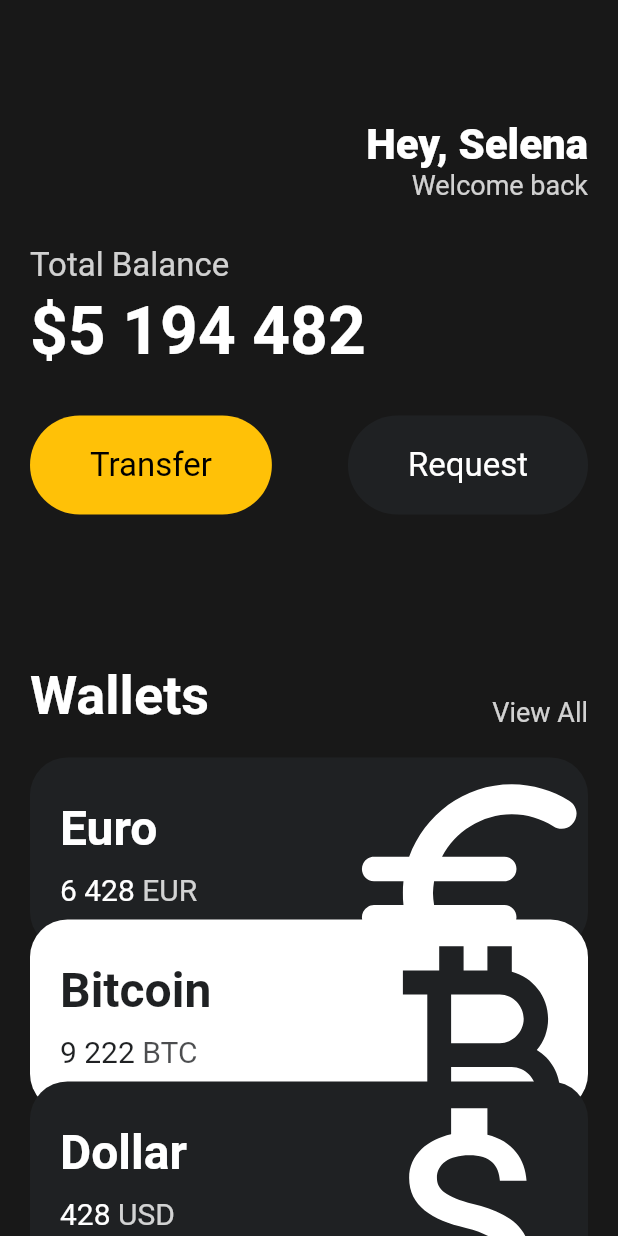
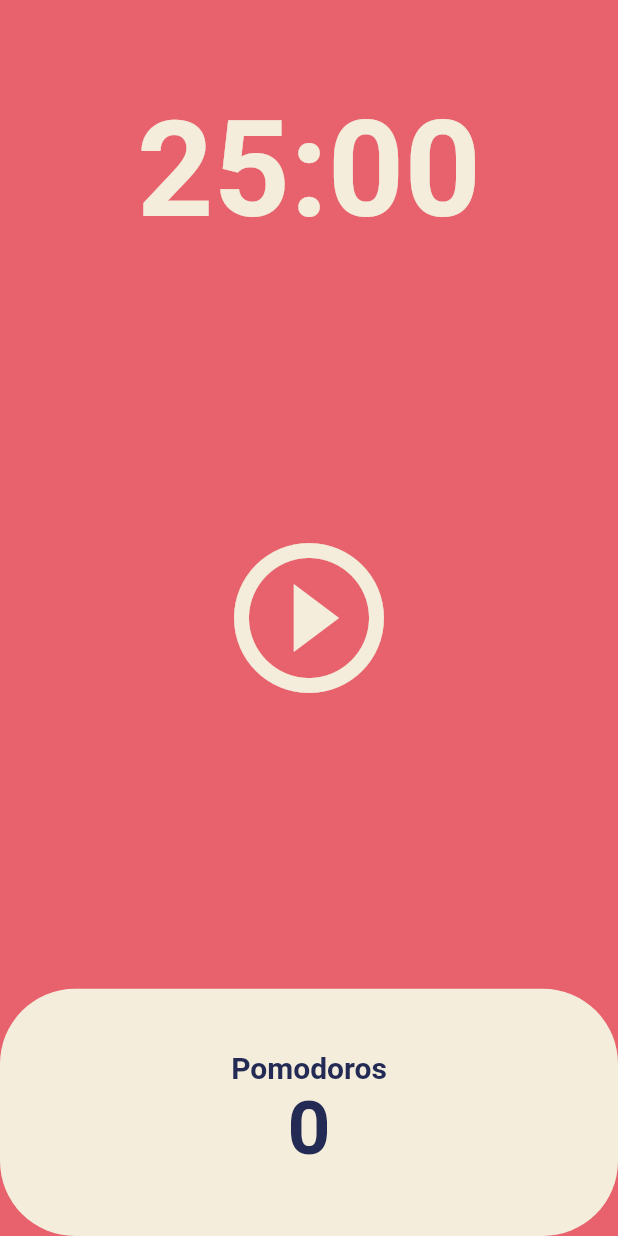
Before and after one commit to yblee1223/toonflix, a Flutter app: the screen it shows after launch, on a phone screen of 412 x 824 dp. Run offline on Flutter 3.47's test engine with Material 2 defaults, Android fonts, the phone set to English and light mode, and no system bars.

Commit message:
pomodoros

```diff
--- a/lib/main.dart
+++ b/lib/main.dart
@@ -1,145 +1,26 @@
 import 'package:flutter/material.dart';
-import 'package:toonflix/widgets/button.dart';
-import 'package:toonflix/widgets/currency_card.dart';
+import 'package:toonflix/screens/home_screen.dart';
 
-const taxtAmout = 15;
-const priceAmount = 30;
+void main() => runApp(const APP());
 
-var finalPrice = taxtAmout + priceAmount;
-
-void main() {
-  runApp(const App());
-}
-
-class App extends StatelessWidget {
-  const App({super.key});
+class APP extends StatelessWidget {
+  const APP({super.key});
 
   @override
   Widget build(BuildContext context) {
     return MaterialApp(
-      home: Scaffold(
-        backgroundColor: const Color(0xFF181818),
-        body: SingleChildScrollView(
-          child: Padding(
-            padding: const EdgeInsets.symmetric(horizontal: 20),
-            child: Column(
-              crossAxisAlignment: CrossAxisAlignment.start,
-              children: [
-                const SizedBox(
-                  height: 80,
-                ),
-                Row(
-                  mainAxisAlignment: MainAxisAlignment.end,
-                  children: [
-                    Column(
-                      crossAxisAlignment: CrossAxisAlignment.end,
-                      children: [
-                        const Text("Hey, Selena",
-                            style: TextStyle(
-                                color: Colors.white,
-                                fontSize: 28,
-                                fontWeight: FontWeight.w800)),
-                        Text("Welcome back",
-                            style: TextStyle(
-                                color: Colors.white.withOpacity(0.8),
-                                fontSize: 18))
-                      ],
-                    )
-                  ],
-                ),
-                const SizedBox(
-                  height: 30,
-                ),
-                Text(
-                  'Total Balance',
-                  style: TextStyle(
-                      fontSize: 22, color: Colors.white.withOpacity(0.8)),
-                ),
-                const SizedBox(
-                  height: 5,
-                ),
-                Text(
-                  '\$5 194 482',
-                  style: TextStyle(
-                    fontWeight: FontWeight.w600,
-                    fontSize: 44,
-                    color: Colors.white.withOpacity(1),
-                  ),
-                ),
-                const SizedBox(
-                  height: 30,
-                ),
-                Row(
-                  mainAxisAlignment: MainAxisAlignment.spaceBetween,
-                  children: const [
-                    Button(
-                      text: 'Transfer',
-                      bgColor: Colors.amber,
-                      textColor: Colors.black,
-                    ),
-                    Button(
-                      text: "Request",
-                      bgColor: Color(0xFF1F2123),
-                      textColor: Colors.white,
-                    ),
-                  ],
-                ),
-                const SizedBox(
-                  height: 100,
-                ),
-                Row(
-                  crossAxisAlignment: CrossAxisAlignment.end,
-                  mainAxisAlignment: MainAxisAlignment.spaceBetween,
-                  children: [
-                    const Text(
-                      'Wallets',
-                      style: TextStyle(
-                        color: Colors.white,
-                        fontSize: 36,
-                        fontWeight: FontWeight.w600,
-                      ),
-                    ),
-                    Text(
-                      'View All',
-                      style: TextStyle(
-                        color: Colors.white.withOpacity(0.8),
-                        fontSize: 18,
-                      ),
-                    ),
-                  ],
-                ),
-                const SizedBox(
-                  height: 20,
-                ),
-                const CurrencyCard(
-                  name: 'Euro',
-                  code: 'EUR',
-                  amount: '6 428',
-                  icon: Icons.euro_rounded,
-                  isInverted: false,
-                  order: 0,
-                ),
-                const CurrencyCard(
-                  name: 'Bitcoin',
-                  code: 'BTC',
-                  amount: '9 222',
-                  icon: Icons.currency_bitcoin,
-                  isInverted: true,
-                  order: 2,
-                ),
-                const CurrencyCard(
-                  name: 'Dollar',
-                  code: 'USD',
-                  amount: '428',
-                  icon: Icons.attach_money_outlined,
-                  isInverted: false,
-                  order: 4,
-                ),
-              ],
-            ),
+      theme: ThemeData(
+        colorScheme: ColorScheme.fromSwatch(
+          backgroundColor: const Color(0xFFE7626C),
+        ),
+        textTheme: const TextTheme(
+          displayLarge: TextStyle(
+            color: Color(0xFF232B55),
           ),
         ),
+        cardColor: const Color(0xFFF4EDDB),
       ),
+      home: const HomeScreen(),
     );
   }
 }
--- /dev/null
+++ b/lib/screens/home_screen.dart
@@ -0,0 +1,135 @@
+import 'package:flutter/material.dart';
+import 'dart:async';
+
+class HomeScreen extends StatefulWidget {
+  const HomeScreen({super.key});
+
+  @override
+  State<HomeScreen> createState() => _HomeScreenState();
+}
+
+class _HomeScreenState extends State<HomeScreen> {
+  static const twentyFiveMinutes = 1500;
+  int totalSeconds = twentyFiveMinutes;
+  bool isRunning = false;
+  int totalPomodros = 0;
+
+  late Timer timer;
+
+  void onTick(Timer timer) {
+    if (totalSeconds == 0) {
+      setState(() {
+        totalPomodros = totalPomodros + 1;
+        isRunning = false;
+        totalSeconds = twentyFiveMinutes;
+      });
+      timer.cancel();
+    } else {
+      setState(() {
+        totalSeconds = totalSeconds - 1;
+      });
+    }
+
+    setState(() {
+      isRunning = true;
+    });
+  }
+
+  void onStartPressed() {
+    timer = Timer.periodic(
+      const Duration(seconds: 1),
+      onTick,
+    );
+  }
+
+  void onPausePressed() {
+    timer.cancel();
+    setState(() {
+      isRunning = false;
+    });
+  }
+
+  String format(int seconds) {
+    var duration = Duration(seconds: seconds);
+    print(duration.toString());
+    print(duration.toString().split('.'));
+    print(duration.toString().split('.').first);
+    return duration.toString().split(".").first.substring(2, 7);
+  }
+
+  @override
+  Widget build(BuildContext context) {
+    return Scaffold(
+      backgroundColor: Theme.of(context).colorScheme.background,
+      body: Column(
+        children: [
+          Flexible(
+            flex: 1,
+            child: Container(
+              alignment: Alignment.bottomCenter,
+              child: Text(
+                format(totalSeconds),
+                style: TextStyle(
+                  color: Theme.of(context).cardColor,
+                  fontSize: 89,
+                  fontWeight: FontWeight.w600,
+                ),
+              ),
+            ),
+          ),
+          Flexible(
+            flex: 3,
+            child: Center(
+              child: IconButton(
+                iconSize: 120,
+                color: Theme.of(context).cardColor,
+                onPressed: isRunning ? onPausePressed : onStartPressed,
+                icon: Icon(isRunning
+                    ? Icons.pause_circle_outline
+                    : Icons.play_circle_outline),
+              ),
+            ),
+          ),
+          Flexible(
+            flex: 1,
+            child: Row(
+              children: [
+                Expanded(
+                  child: Container(
+                    decoration: BoxDecoration(
+                      color: Theme.of(context).cardColor,
+                      borderRadius: BorderRadius.circular(50),
+                    ),
+                    child: Column(
+                      mainAxisAlignment: MainAxisAlignment.center,
+                      children: [
+                        Text(
+                          'Pomodoros',
+                          style: TextStyle(
+                            fontSize: 20,
+                            color:
+                                Theme.of(context).textTheme.displayLarge!.color,
+                            fontWeight: FontWeight.w600,
+                          ),
+                        ),
+                        Text(
+                          '$totalPomodros',
+                          style: TextStyle(
+                            fontSize: 50,
+                            color:
+                                Theme.of(context).textTheme.displayLarge!.color,
+                            fontWeight: FontWeight.w600,
+                          ),
+                        ),
+                      ],
+                    ),
+                  ),
+                ),
+              ],
+            ),
+          ),
+        ],
+      ),
+    );
+  }
+}
--- a/lib/widgets/button.dart
+++ /dev/null
@@ -1,32 +0,0 @@
-import 'package:flutter/material.dart';
-
-class Button extends StatelessWidget {
-  final String text;
-  final Color bgColor;
-  final Color textColor;
-
-  const Button({
-    super.key,
-    required this.text,
-    required this.bgColor,
-    required this.textColor,
-  });
-
-  @override
-  Widget build(BuildContext context) {
-    return Container(
-      decoration: BoxDecoration(
-        color: bgColor,
-        borderRadius: BorderRadius.circular(45),
-      ),
-      child: Padding(
-        padding: const EdgeInsets.symmetric(vertical: 20, horizontal: 40),
-        child: Text(text,
-            style: TextStyle(
-              color: textColor,
-              fontSize: 22,
-            )),
-      ),
-    );
-  }
-}
--- a/lib/widgets/currency_card.dart
+++ /dev/null
@@ -1,91 +0,0 @@
-import 'package:flutter/material.dart';
-
-class CurrencyCard extends StatelessWidget {
-  final String name, code, amount;
-  final IconData icon;
-  final bool isInverted;
-  final _blackColor = const Color(0xFF1F2123);
-  final double order;
-
-  const CurrencyCard({
-    super.key,
-    required this.name,
-    required this.code,
-    required this.amount,
-    required this.icon,
-    required this.isInverted,
-    required this.order,
-  });
-
-  @override
-  Widget build(BuildContext context) {
-    return Transform.translate(
-      offset: Offset(0, -10 * order),
-      child: Container(
-        clipBehavior: Clip.hardEdge,
-        decoration: BoxDecoration(
-          color: isInverted ? Colors.white : _blackColor,
-          borderRadius: BorderRadius.circular(25),
-        ),
-        child: Padding(
-          padding: const EdgeInsets.all(20),
-          child: Row(
-            mainAxisAlignment: MainAxisAlignment.spaceBetween,
-            children: [
-              Column(
-                crossAxisAlignment: CrossAxisAlignment.start,
-                children: [
-                  Text(
-                    name,
-                    style: TextStyle(
-                      color: isInverted ? _blackColor : Colors.white,
-                      fontSize: 32,
-                      fontWeight: FontWeight.w600,
-                    ),
-                  ),
-                  const SizedBox(
-                    height: 10,
-                  ),
-                  Row(
-                    children: [
-                      Text(
-                        amount,
-                        style: TextStyle(
-                          color: isInverted ? _blackColor : Colors.white,
-                          fontSize: 20,
-                        ),
-                      ),
-                      const SizedBox(
-                        width: 5,
-                      ),
-                      Text(code,
-                          style: TextStyle(
-                              color: isInverted
-                                  ? _blackColor.withOpacity(0.8)
-                                  : Colors.white.withOpacity(0.8),
-                              fontSize: 20)),
-                    ],
-                  ),
-                ],
-              ),
-              Transform.scale(
-                scale: 2.2,
-                child: Transform.translate(
-                  offset: const Offset(
-                    -5,
-                    12,
-                  ),
-                  child: Icon(
-                    icon,
-                    color: isInverted ? _blackColor : Colors.white,
-                    size: 88,
-                  ),
-                ),
-              ),
-            ],
-          ),
-        ),
-      ),
-    );
-  }
-}
```
Also changed, not shown: 1 other file.
